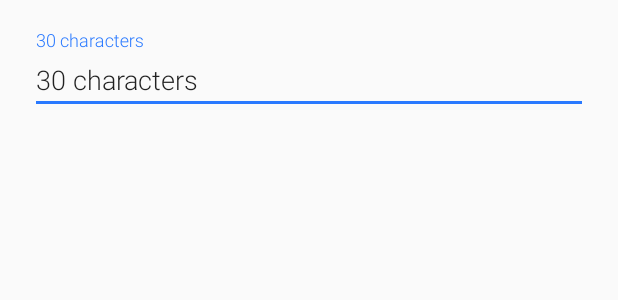
After one commit to droibit/kokomap-android, an Android app: the layout dialog_balloon.xml on its own in the app's theme, with its tools: preview values and no code run, on a phone screen of 412 x 824 dp. The commit adds this screen. Shown: the top 300 px of the screen. Run offline under Robolectric (Android 15) with nearby library versions, the phone set to English and light mode, and no system bars.

Commit message:
吹き出しスニペット入力ダイアログの表示
後は入力時のOKボタン制御と
OKボタン押下時の処理を実装する

```diff
--- a/app/src/main/AndroidManifest.xml
+++ b/app/src/main/AndroidManifest.xml
@@ -34,7 +34,8 @@
         <activity
             android:name=".MainActivity"
             android:label="@string/app_name"
-            android:launchMode="singleTop" >
+            android:launchMode="singleTop"
+            android:screenOrientation="portrait" >
             <intent-filter>
                 <action android:name="android.intent.action.MAIN" />
 
@@ -46,6 +47,7 @@
             android:name=".SettingsActivity"
             android:label="@string/app_name"
             android:parentActivityName=".MainActivity"
+            android:screenOrientation="portrait"
             android:exported="false">
             <meta-data
                 android:name="android.support.PARENT_ACTIVITY"
--- a/app/src/main/java/com/droibit/kokomap/utils/ResumeHandler.kt
+++ b/app/src/main/java/com/droibit/kokomap/utils/ResumeHandler.kt
@@ -12,7 +12,7 @@ import java.util.*
  *
  * @author kumagai
  */
-public open class PauseHandler(): Handler() {
+public open class ResumeHandler(): Handler() {
 
     private val mMessageQueue = ArrayList<Message>()
     private var mPaused = false
--- a/app/src/main/java/com/droibit/kokomap/view/animation/MarkerAnimator.kt
+++ b/app/src/main/java/com/droibit/kokomap/view/animation/MarkerAnimator.kt
@@ -47,6 +47,7 @@ class MarkerAnimator constructor(callback: Handler.Callback) {
                 arg1 = flowType
             }
             isAnimating = false
+            marker.showInfoWindow()
         }
     }
 }
--- /dev/null
+++ b/app/src/main/res/layout/dialog_balloon.xml
@@ -0,0 +1,29 @@
+<?xml version="1.0" encoding="utf-8"?>
+<LinearLayout xmlns:android="http://schemas.android.com/apk/res/android"
+              xmlns:tools="http://schemas.android.com/tools"
+              android:orientation="vertical"
+              android:layout_width="match_parent"
+              android:layout_height="match_parent"
+              android:paddingTop="@dimen/dialog_side_space"
+              android:paddingLeft="@dimen/dialog_side_space"
+              android:paddingRight="@dimen/dialog_side_space"
+              android:paddingBottom="@dimen/dialog_bottom_space" >
+
+    <android.support.design.widget.TextInputLayout
+        android:layout_width="match_parent"
+        android:layout_height="wrap_content">
+
+        <android.support.v7.widget.AppCompatEditText
+            android:id="@+id/balloon_snippet"
+            android:layout_width="match_parent"
+            android:layout_height="wrap_content"
+            android:hint="@string/marker_snippet_hint"
+            android:fontFamily="sans-serif-light"
+            android:textAppearance="@style/TextAppearance.AppCompat.Medium"
+            android:maxLines="2"
+            android:maxLength="@integer/balloon_snipet_length"
+            tools:text="@string/marker_snippet_hint" />
+
+    </android.support.design.widget.TextInputLayout>
+
+</LinearLayout>
--- a/app/src/main/res/values/dimens.xml
+++ b/app/src/main/res/values/dimens.xml
@@ -3,6 +3,9 @@
     <dimen name="activity_horizontal_margin">16dp</dimen>
     <dimen name="activity_vertical_margin">16dp</dimen>
 
+    <dimen name="dialog_side_space">20dp</dimen>
+    <dimen name="dialog_bottom_space">24dp</dimen>
+
     <dimen name="fab_vertical_space">8dp</dimen>
 
     <dimen name="toolbar_elevation">8dp</dimen>
--- a/app/src/main/res/values/integers.xml
+++ b/app/src/main/res/values/integers.xml
@@ -1,4 +1,6 @@
 <?xml version="1.0" encoding="utf-8"?>
 <resources>
     <integer name="bouce_animation_millis">1500</integer>
+
+    <integer name="balloon_snipet_length">30</integer>
 </resources>
--- a/app/src/main/res/values/strings.xml
+++ b/app/src/main/res/values/strings.xml
@@ -14,4 +14,7 @@
     <string name="pref_summary_version_summary" translatable="false">Ver: %1$s</string>
     <string name="dest_dir" translatable="false">kokomap</string>
     <string name="dest_file_name" translatable="false">kokomap_%1$s.png</string>
+    <string name="marker_title">Here</string>
+    <string name="marker_snippet_hint">30 characters</string>
+    <string name="dialog_title_balloon">Balloon of Content</string>
 </resources>
--- a/app/src/main/res/values/styles.xml
+++ b/app/src/main/res/values/styles.xml
@@ -10,5 +10,4 @@
         <item name="windowActionBar">false</item>
         <item name="windowNoTitle">true</item>
     </style>
-
 </resources>
```
Also changed, not shown: app/src/main/java/com/droibit/kokomap/MainActivity.kt (+27 -8 lines), app/src/main/java/com/droibit/kokomap/fragment/BalloonDialogFragment.kt (added, +89 -0 lines), app/src/main/java/com/droibit/kokomap/model/MapController.kt (+12 -2 lines), 2 other files.
